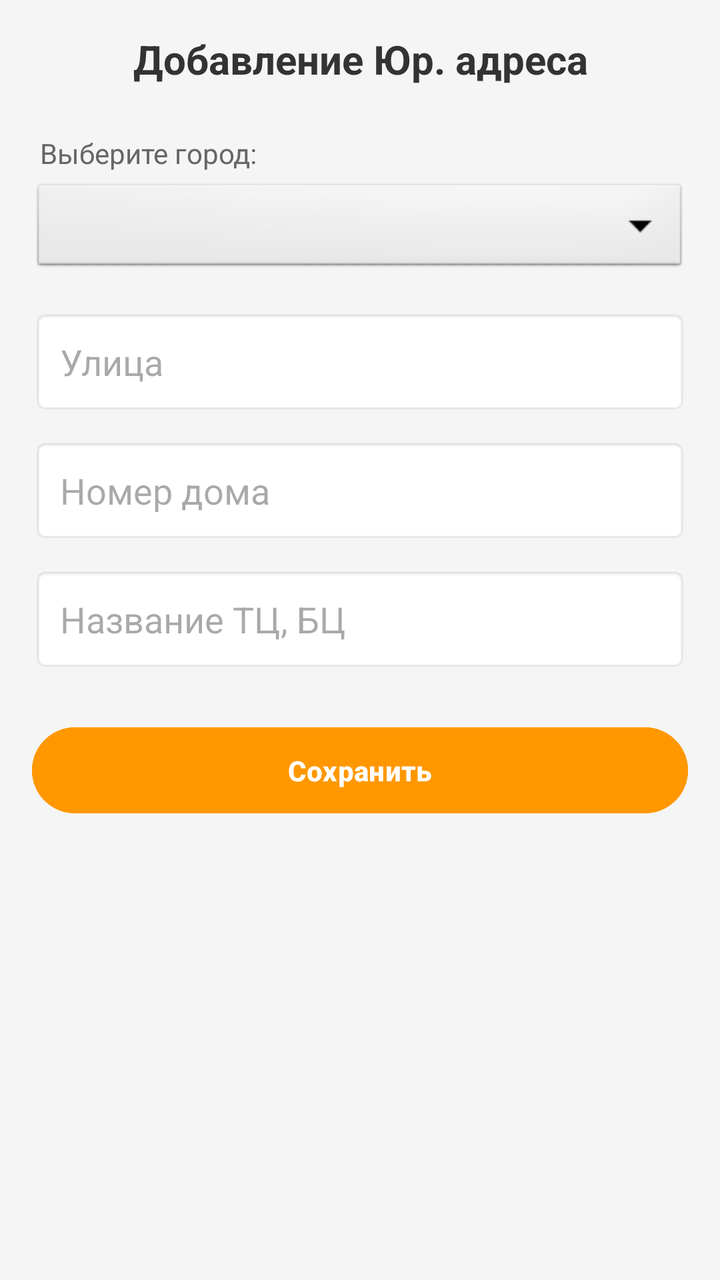
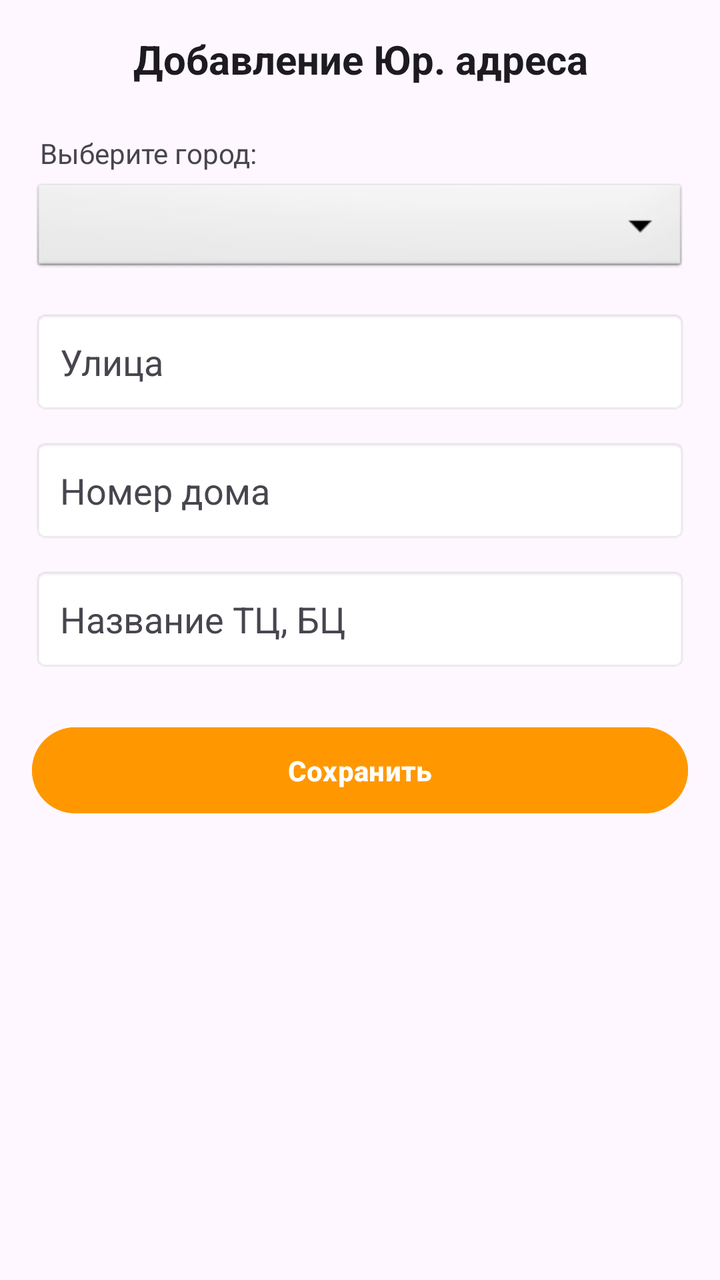

Before-and-after screenshots of an Android layout around one commit, followed by the original layout XML and the change that was made.
<!-- AndroidManifest.xml: application theme Theme.BaseHome -->
<!-- res/layout/activity_add_business_address.xml -->
<?xml version="1.0" encoding="utf-8"?>
<LinearLayout xmlns:android="http://schemas.android.com/apk/res/android"
    android:layout_width="match_parent"
    android:layout_height="match_parent"
    android:orientation="vertical"
    android:padding="16dp"
    android:fitsSystemWindows="true"
    android:background="#F5F5F5">

    <TextView
        android:layout_width="match_parent"
        android:layout_height="wrap_content"
        android:text="Добавление Юр. адреса"
        android:textSize="20sp"
        android:textStyle="bold"
        android:textColor="#333333"
        android:layout_marginBottom="24dp"
        android:gravity="center" />

    <TextView
        android:layout_width="match_parent"
        android:layout_height="wrap_content"
        android:text="Выберите город:"
        android:textSize="14sp"
        android:textColor="#666666"
        android:layout_marginBottom="4dp"
        android:layout_marginStart="4dp"/>

    <Spinner
        android:id="@+id/spinnerBusinessCity"
        android:layout_width="match_parent"
        android:layout_height="wrap_content"
        android:layout_marginBottom="16dp"
        android:padding="12dp"
        android:background="@android:drawable/btn_dropdown"
        android:spinnerMode="dropdown" />

    <EditText
        android:id="@+id/etBusinessStreet"
        android:layout_width="match_parent"
        android:layout_height="wrap_content"
        android:hint="Улица"
        android:padding="14dp"
        android:layout_marginBottom="12dp"
        android:background="@android:drawable/editbox_background"
        android:inputType="textCapSentences" />

    <EditText
        android:id="@+id/etBusinessHouse"
        android:layout_width="match_parent"
        android:layout_height="wrap_content"
        android:hint="Номер дома"
        android:padding="14dp"
        android:layout_marginBottom="12dp"
        android:background="@android:drawable/editbox_background"
        android:inputType="textCapSentences" />

    <EditText
        android:id="@+id/etCenterName"
        android:layout_width="match_parent"
        android:layout_height="wrap_content"
        android:hint="Название ТЦ, БЦ"
        android:padding="14dp"
        android:layout_marginBottom="24dp"
        android:background="@android:drawable/editbox_background"
        android:inputType="textCapSentences" />

    <Button
        android:id="@+id/btnSaveBusiness"
        android:layout_width="match_parent"
        android:layout_height="wrap_content"
        android:text="Сохранить"
        android:backgroundTint="#FF9800"
        android:textColor="@android:color/white"
        android:padding="12dp"
        android:textStyle="bold" />

</LinearLayout>
<!-- resources referenced by this layout -->
<resources>
  <style name="Theme.BaseHome" parent="Base.Theme.BaseHome" />
  <style name="Base.Theme.BaseHome" parent="Theme.Material3.DayNight.NoActionBar">
          
          
      </style>
</resources>

<!-- the commit's change to res/layout/activity_add_business_address.xml (unified diff, before → after) -->
@@ -5,7 +5,7 @@
     android:orientation="vertical"
     android:padding="16dp"
     android:fitsSystemWindows="true"
-    android:background="#F5F5F5">
+    android:background="?android:attr/windowBackground">
 
     <TextView
         android:layout_width="match_parent"
@@ -13,7 +13,7 @@
         android:text="Добавление Юр. адреса"
         android:textSize="20sp"
         android:textStyle="bold"
-        android:textColor="#333333"
+        android:textColor="?android:attr/textColorPrimary"
         android:layout_marginBottom="24dp"
         android:gravity="center" />
 
@@ -22,7 +22,7 @@
         android:layout_height="wrap_content"
         android:text="Выберите город:"
         android:textSize="14sp"
-        android:textColor="#666666"
+        android:textColor="?android:attr/textColorSecondary"
         android:layout_marginBottom="4dp"
         android:layout_marginStart="4dp"/>
 
@@ -42,6 +42,8 @@
         android:hint="Улица"
         android:padding="14dp"
         android:layout_marginBottom="12dp"
+        android:textColor="?android:attr/textColorPrimary"
+        android:textColorHint="?android:attr/textColorSecondary"
         android:background="@android:drawable/editbox_background"
         android:inputType="textCapSentences" />
 
@@ -52,6 +54,8 @@
         android:hint="Номер дома"
         android:padding="14dp"
         android:layout_marginBottom="12dp"
+        android:textColor="?android:attr/textColorPrimary"
+        android:textColorHint="?android:attr/textColorSecondary"
         android:background="@android:drawable/editbox_background"
         android:inputType="textCapSentences" />
 
@@ -62,6 +66,8 @@
         android:hint="Название ТЦ, БЦ"
         android:padding="14dp"
         android:layout_marginBottom="24dp"
+        android:textColor="?android:attr/textColorPrimary"
+        android:textColorHint="?android:attr/textColorSecondary"
         android:background="@android:drawable/editbox_background"
         android:inputType="textCapSentences" />
 
